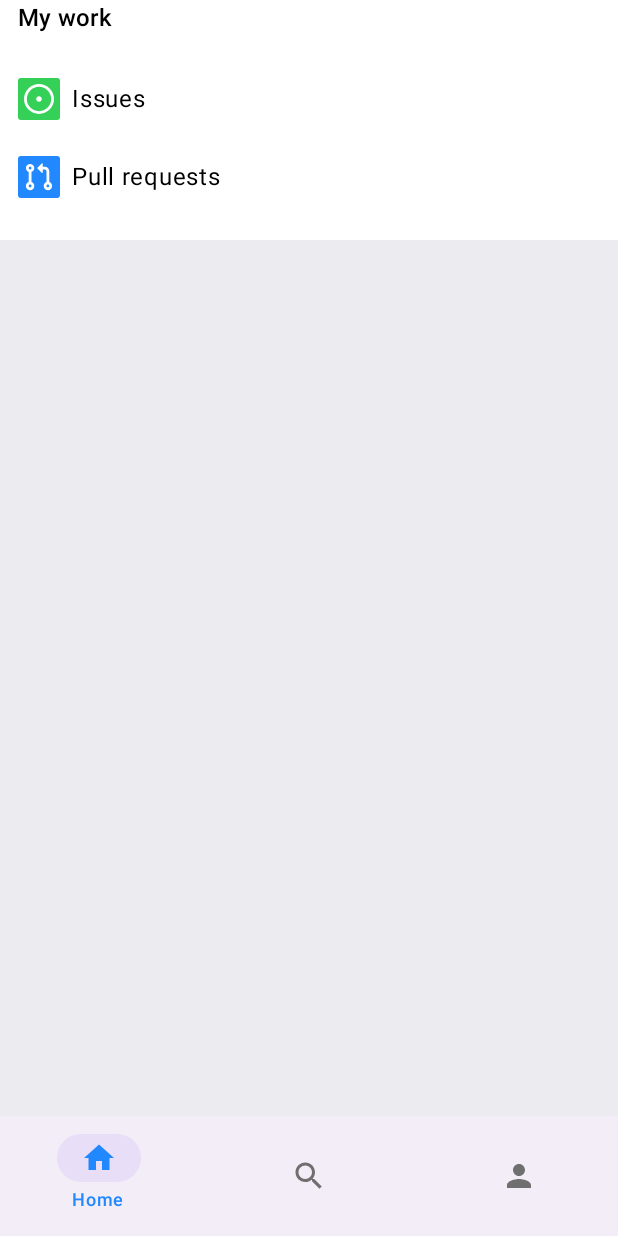
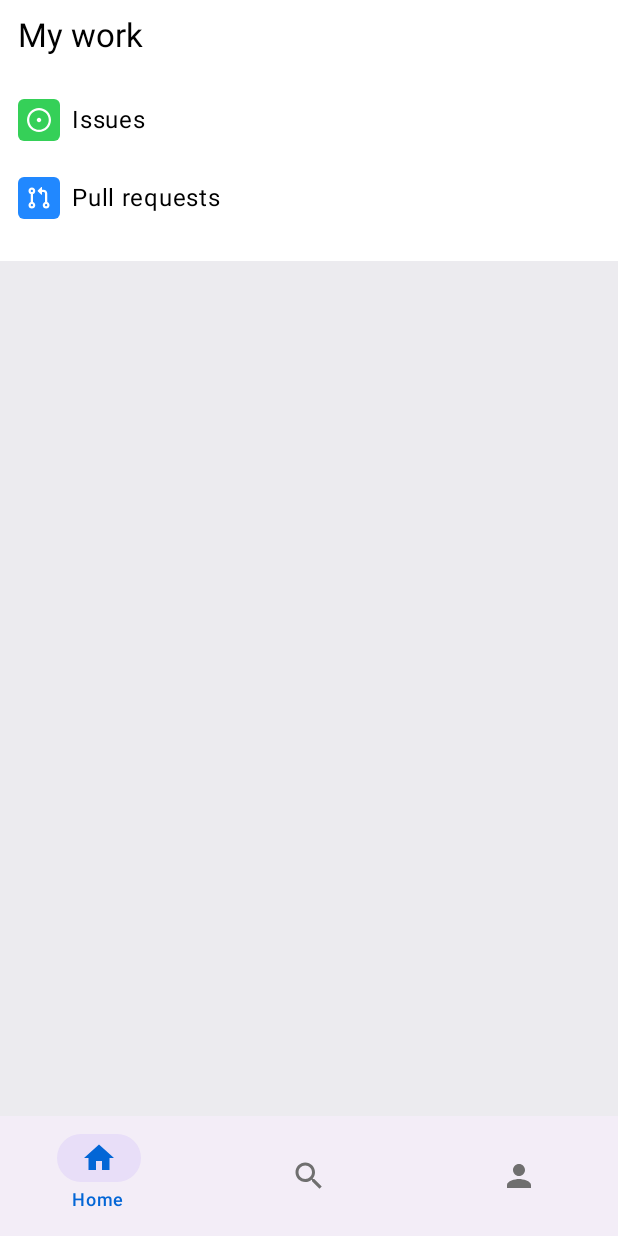
Before and after one commit to NitjaB/GithubappShowcase, an Android app built with Jetpack Compose: the home screen opened through its navigation route, on a phone screen of 412 x 824 dp. Run offline under Robolectric (Android 15) with nearby library versions, the phone set to English and light mode, and no system bars; our stand-ins replace Dagger/Hilt's generated code, Timber, paging; libraries missing offline, so code that uses them is left out: com.chuckerteam.chucker, retrofit2.converter.jackson; 2 statements that could not run were skipped.

Commit message:
Small UI fixes

```diff
--- a/app/src/main/java/com/example/githubapp/core/components/GithubAppLabel.kt
+++ b/app/src/main/java/com/example/githubapp/core/components/GithubAppLabel.kt
@@ -39,16 +39,16 @@ fun GithubAppLabel(
             painter = painterResource(indicator),
             contentDescription = stringResource(R.string.default_icon_content_description),
             modifier = Modifier
-                .padding(end = 8.dp)
-                .clip(RoundedCornerShape(2.dp))
+                .clip(RoundedCornerShape(4.dp))
                 .background(indicatorBackground)
                 .size(28.dp)
-                .padding(4.dp),
+                .padding(6.dp),
             tint = white
         )
         Text(
             text = label,
             modifier = Modifier
+                .padding(start = 8.dp)
                 .weight(weight = 1f, fill = true)
                 .wrapContentHeight(),
         )
--- a/app/src/main/java/com/example/githubapp/core/components/GithubappNavigationItem.kt
+++ b/app/src/main/java/com/example/githubapp/core/components/GithubappNavigationItem.kt
@@ -14,6 +14,7 @@ import androidx.compose.runtime.Composable
 import androidx.compose.ui.Modifier
 import androidx.compose.ui.tooling.preview.Preview
 import androidx.compose.ui.unit.dp
+import com.example.githubapp.designSystem.theme.blue
 import com.example.githubapp.designSystem.theme.gray500
 import com.example.githubapp.designSystem.theme.lightBlue
 
@@ -43,12 +44,10 @@ fun RowScope.GithubappNavigationItem(
         label = label,
         icon = icon,
         colors = NavigationBarItemDefaults.colors(
-            selectedIconColor = lightBlue,
+            selectedIconColor = blue,
             unselectedIconColor = gray500,
-            selectedTextColor = lightBlue,
-            unselectedTextColor = gray500
-
-
+            selectedTextColor = blue,
+            unselectedTextColor = gray500,
         )
     )
 }
--- a/app/src/main/java/com/example/githubapp/designSystem/theme/Colors.kt
+++ b/app/src/main/java/com/example/githubapp/designSystem/theme/Colors.kt
@@ -2,7 +2,7 @@ package com.example.githubapp.designSystem.theme
 
 import androidx.compose.ui.graphics.Color
 
-val blue = Color(0xFF0041C2)
+val blue = Color(0xFF0366D6)
 val white = Color(0xFFFFFFFF)
 val red = Color(0xFF960019)
 val black = Color(0xFF000000)
--- a/app/src/main/java/com/example/githubapp/feature/overview/OverviewScreen.kt
+++ b/app/src/main/java/com/example/githubapp/feature/overview/OverviewScreen.kt
@@ -36,8 +36,8 @@ fun OverviewScreen(
     ) {
         Text(
             text = stringResource(R.string.overview_screen_my_work_title),
-            modifier = Modifier.padding(bottom = 16.dp, start = 12.dp),
-            style = Typography.titleMedium,
+            modifier = Modifier.padding(bottom = 16.dp, start = 12.dp, top = 10.dp),
+            style = Typography.titleLarge,
         )
         GithubAppLabel(
             label = stringResource(R.string.issues),
--- a/app/src/main/java/com/example/githubapp/feature/search/SearchScreen.kt
+++ b/app/src/main/java/com/example/githubapp/feature/search/SearchScreen.kt
@@ -7,6 +7,7 @@ import androidx.compose.foundation.layout.Column
 import androidx.compose.foundation.layout.PaddingValues
 import androidx.compose.foundation.layout.fillMaxSize
 import androidx.compose.foundation.layout.padding
+import androidx.compose.material3.MaterialTheme
 import androidx.compose.material3.Text
 import androidx.compose.runtime.Composable
 import androidx.compose.runtime.collectAsState
@@ -46,7 +47,7 @@ fun SearchScreen(
             onTextChange = { text -> viewModel.onEvent(onSearchTextChanged(text)) },
             onConfigureClicked = { viewModel.onEvent(onOpenFiltersClicked) },
             modifier = Modifier
-                .background(if (isSystemInDarkTheme()) black else white)
+                .background(MaterialTheme.colorScheme.surface)
                 .padding(top = 8.dp)
                 .padding(bottom = 4.dp)
         )
--- a/app/src/main/java/com/example/githubapp/feature/search/components/RepositoryItem.kt
+++ b/app/src/main/java/com/example/githubapp/feature/search/components/RepositoryItem.kt
@@ -86,7 +86,11 @@ fun RepositoryItem(
                 )
                 Text(text = repository.staredTimes.toString())
                 if (!repository.language.isNullOrEmpty()) {
-                    Text(text = repository.language, Modifier.padding(start = 8.dp))
+                    Text(
+                        text = repository.language,
+                        color = gray500,
+                        modifier = Modifier.padding(start = 8.dp),
+                    )
                 }
             }
         }
--- a/app/src/main/java/com/example/githubapp/feature/search/components/SearchBar.kt
+++ b/app/src/main/java/com/example/githubapp/feature/search/components/SearchBar.kt
@@ -70,7 +70,7 @@ fun SearchBar(
             ),
             singleLine = true,
             cursorBrush = SolidColor(blue),
-            textStyle = MaterialTheme.typography.bodyMedium,
+            textStyle = MaterialTheme.typography.bodyLarge.copy(color = MaterialTheme.colorScheme.onBackground),
             modifier = Modifier.weight(1f, true),
             decorationBox = { innerTextField ->
                 Column(
```
Also changed, not shown: app/src/main/java/com/example/githubapp/feature/assignedIssues/AssignedIssuesScreen.kt (+8 -1 lines).
